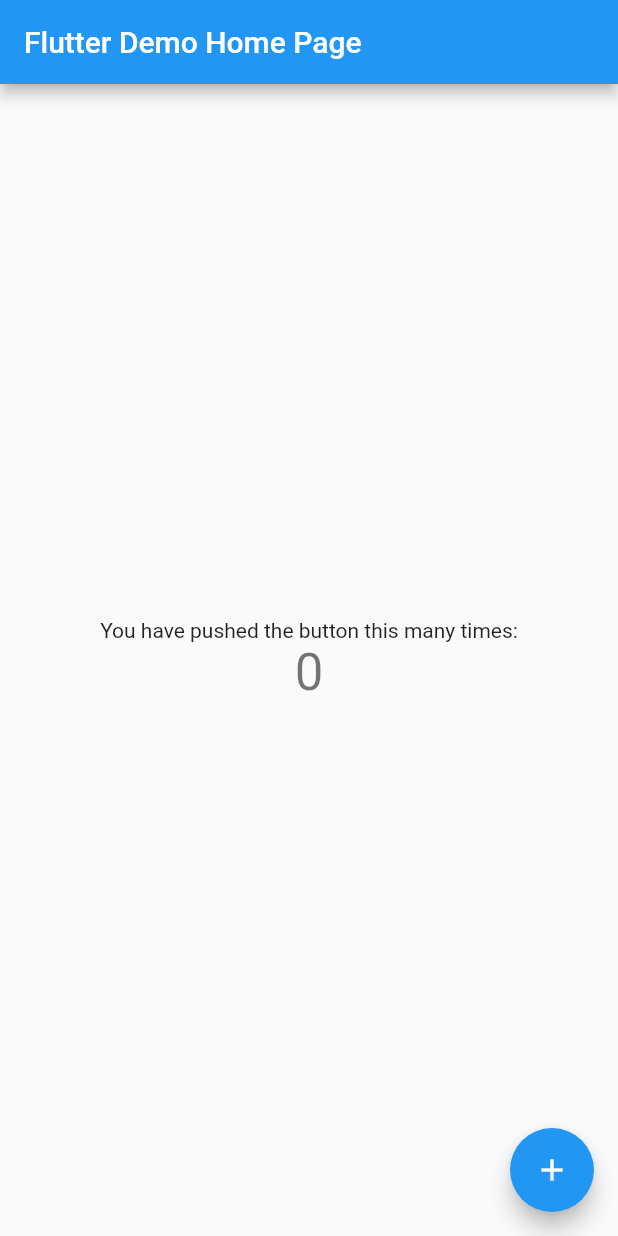
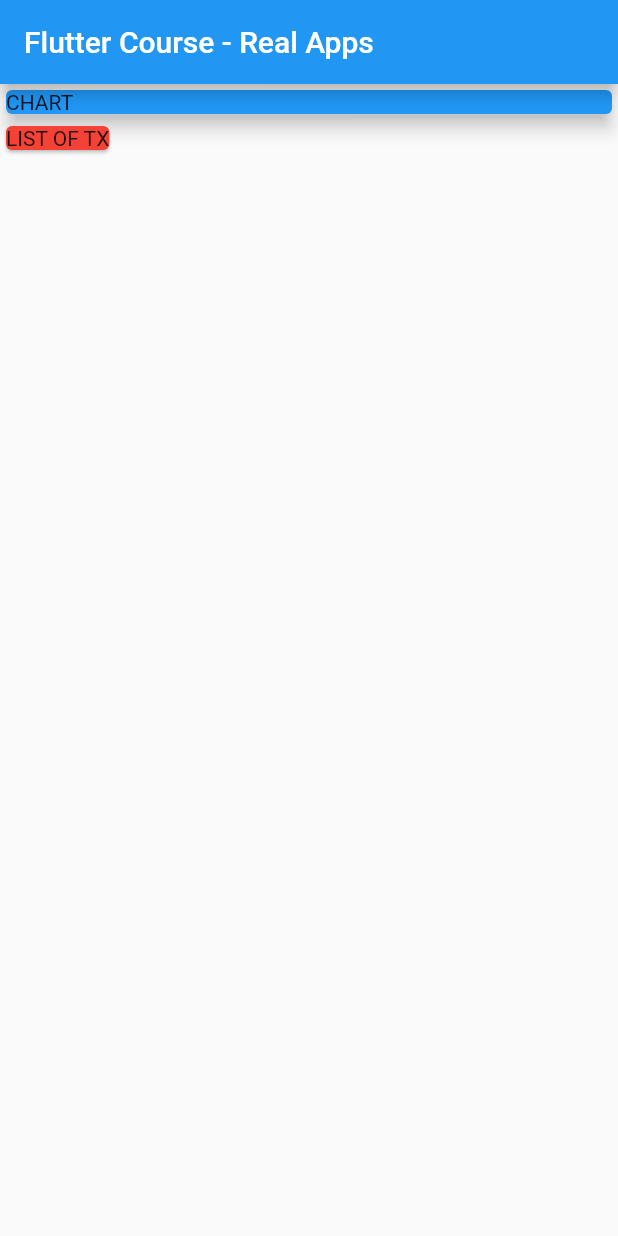
Before and after one commit to eviskum/flutter_course_real_apps, a Flutter app: the screen it shows after launch, on a phone screen of 412 x 824 dp. Run offline on Flutter 3.47's test engine with Material 2 defaults, Android fonts, the phone set to English and light mode, and no system bars.

Commit message:
Column and Container experiments

```diff
--- a/lib/main.dart
+++ b/lib/main.dart
@@ -13,103 +13,42 @@
     return MaterialApp(
       title: 'Flutter Demo',
       theme: ThemeData(
-        // This is the theme of your application.
-        //
-        // Try running your application with "flutter run". You'll see the
-        // application has a blue toolbar. Then, without quitting the app, try
-        // changing the primarySwatch below to Colors.green and then invoke
-        // "hot reload" (press "r" in the console where you ran "flutter run",
-        // or simply save your changes to "hot reload" in a Flutter IDE).
-        // Notice that the counter didn't reset back to zero; the application
-        // is not restarted.
         primarySwatch: Colors.blue,
       ),
-      home: const MyHomePage(title: 'Flutter Demo Home Page'),
+      home: const MyHomePage(title: 'Flutter Course - Real Apps'),
     );
   }
 }
 
-class MyHomePage extends StatefulWidget {
+class MyHomePage extends StatelessWidget {
   const MyHomePage({Key? key, required this.title}) : super(key: key);
-
-  // This widget is the home page of your application. It is stateful, meaning
-  // that it has a State object (defined below) that contains fields that affect
-  // how it looks.
-
-  // This class is the configuration for the state. It holds the values (in this
-  // case the title) provided by the parent (in this case the App widget) and
-  // used by the build method of the State. Fields in a Widget subclass are
-  // always marked "final".
 
   final String title;
 
   @override
-  State<MyHomePage> createState() => _MyHomePageState();
-}
-
-class _MyHomePageState extends State<MyHomePage> {
-  int _counter = 0;
-
-  void _incrementCounter() {
-    setState(() {
-      // This call to setState tells the Flutter framework that something has
-      // changed in this State, which causes it to rerun the build method below
-      // so that the display can reflect the updated values. If we changed
-      // _counter without calling setState(), then the build method would not be
-      // called again, and so nothing would appear to happen.
-      _counter++;
-    });
-  }
-
-  @override
   Widget build(BuildContext context) {
-    // This method is rerun every time setState is called, for instance as done
-    // by the _incrementCounter method above.
-    //
-    // The Flutter framework has been optimized to make rerunning build methods
-    // fast, so that you can just rebuild anything that needs updating rather
-    // than having to individually change instances of widgets.
     return Scaffold(
       appBar: AppBar(
-        // Here we take the value from the MyHomePage object that was created by
-        // the App.build method, and use it to set our appbar title.
-        title: Text(widget.title),
+        title: Text(title),
       ),
-      body: Center(
-        // Center is a layout widget. It takes a single child and positions it
-        // in the middle of the parent.
-        child: Column(
-          // Column is also a layout widget. It takes a list of children and
-          // arranges them vertically. By default, it sizes itself to fit its
-          // children horizontally, and tries to be as tall as its parent.
-          //
-          // Invoke "debug painting" (press "p" in the console, choose the
-          // "Toggle Debug Paint" action from the Flutter Inspector in Android
-          // Studio, or the "Toggle Debug Paint" command in Visual Studio Code)
-          // to see the wireframe for each widget.
-          //
-          // Column has various properties to control how it sizes itself and
-          // how it positions its children. Here we use mainAxisAlignment to
-          // center the children vertically; the main axis here is the vertical
-          // axis because Columns are vertical (the cross axis would be
-          // horizontal).
-          mainAxisAlignment: MainAxisAlignment.center,
-          children: <Widget>[
-            const Text(
-              'You have pushed the button this many times:',
+      body: Column(
+        mainAxisAlignment: MainAxisAlignment.start,
+        crossAxisAlignment: CrossAxisAlignment.start,
+        children: [
+          Container(
+            width: double.infinity,
+            child: Card(
+              color: Colors.blue,
+              child: Text('CHART'),
+              elevation: 5,
             ),
-            Text(
-              '$_counter',
-              style: Theme.of(context).textTheme.headline4,
-            ),
-          ],
-        ),
+          ),
+          Card(
+            color: Colors.red,
+            child: Text('LIST OF TX'),
+          ),
+        ],
       ),
-      floatingActionButton: FloatingActionButton(
-        onPressed: _incrementCounter,
-        tooltip: 'Increment',
-        child: const Icon(Icons.add),
-      ), // This trailing comma makes auto-formatting nicer for build methods.
     );
   }
 }
```
